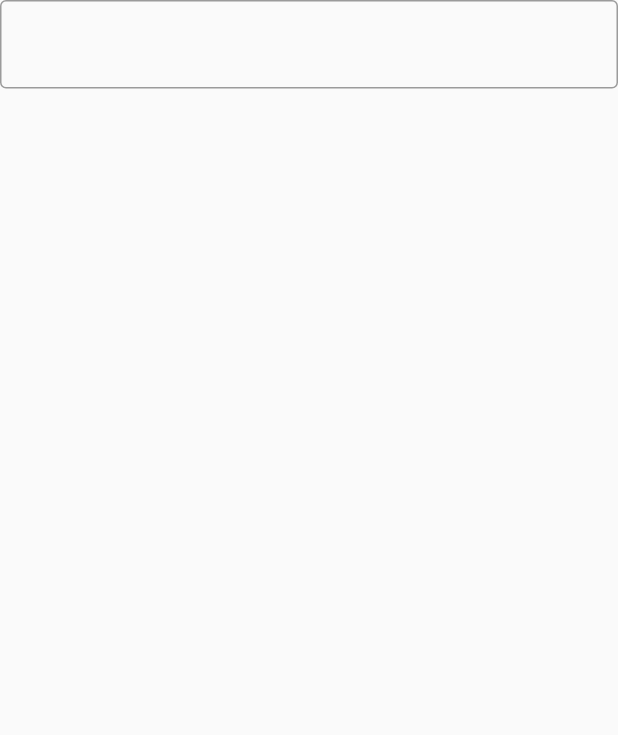
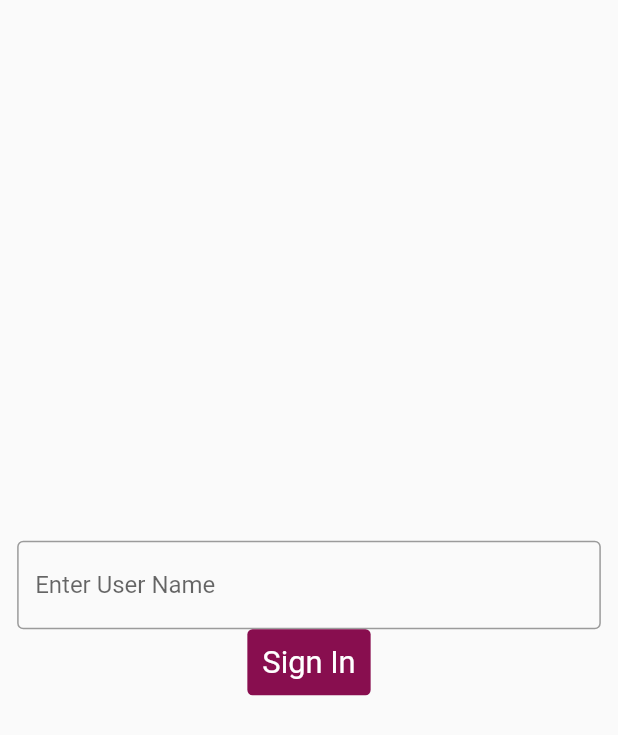
Before and after one commit to f1forhelp/delete_common_architecture, a Flutter app: the screen it shows after launch, on a phone screen of 412 x 824 dp. Shown: the top 735 px of the screen. Run offline on Flutter 3.47's test engine with Material 2 defaults, Android fonts, the phone set to English and light mode, and no system bars; our stand-ins replace flutter_screenutil.

Commit message:
Some minor changes

```diff
--- /dev/null
+++ b/lib/ utils/helper/ui_helper.dart
@@ -0,0 +1,10 @@
+import 'package:flutter/material.dart';
+import 'package:flutter_screenutil/flutter_screenutil.dart';
+
+class UiHelper {
+  UiHelper._();
+  static Widget horizontalPadding({Widget? child}) => Padding(
+        padding: EdgeInsets.symmetric(horizontal: 10.w),
+        child: child,
+      );
+}
--- a/lib/ utils/routes/app_routes.dart
+++ b/lib/ utils/routes/app_routes.dart
@@ -1,5 +1,6 @@
 import 'package:basic_structure/%20utils/routes/error_route.dart';
 import 'package:basic_structure/presentation/pages/auth/signin_screen.dart';
+import 'package:basic_structure/presentation/pages/dashboard/base_dashboard_screen.dart';
 import 'package:flutter/material.dart';
 
 class AppRoutes {
@@ -11,6 +12,12 @@ class AppRoutes {
     final args = routeSettings?.arguments;
 
     switch (routeSettings?.name) {
+      case BaseDashboardScreen.id:
+        {
+          return MaterialPageRoute(
+            builder: (context) => const BaseDashboardScreen(),
+          );
+        }
       case SignInScreen.id:
         {
           return MaterialPageRoute(
--- a/lib/presentation/pages/auth/signin_screen.dart
+++ b/lib/presentation/pages/auth/signin_screen.dart
@@ -1,3 +1,6 @@
+import 'package:basic_structure/%20utils/helper/ui_helper.dart';
+import 'package:basic_structure/presentation/pages/dashboard/base_dashboard_screen.dart';
+import 'package:basic_structure/presentation/widgets/buttons/custom_text_button.dart';
 import 'package:basic_structure/presentation/widgets/textfields/custom_text_form_field.dart';
 import 'package:flutter/material.dart';
 
@@ -14,10 +17,23 @@ class _SignInScreenState extends State<SignInScreen> {
   @override
   Widget build(BuildContext context) {
     return Scaffold(
-      body: Column(
-        children: const [
-          CustomTextFormField(),
-        ],
+      body: UiHelper.horizontalPadding(
+        child: Column(
+          mainAxisAlignment: MainAxisAlignment.center,
+          children: [
+            const CustomTextFormField(
+              hintText: "Enter User Name",
+            ),
+            CustomTextButton(
+              ontap: () {
+                Navigator.pushNamed(context, BaseDashboardScreen.id);
+              },
+              bgColor: Colors.pink.shade900,
+              label: "Sign In",
+              labelColor: Colors.white,
+            ),
+          ],
+        ),
       ),
     );
   }
--- a/lib/presentation/pages/dashboard/base_dashboard_screen.dart
+++ b/lib/presentation/pages/dashboard/base_dashboard_screen.dart
@@ -0,0 +1,20 @@
+import 'package:flutter/material.dart';
+
+class BaseDashboardScreen extends StatefulWidget {
+  static const String id = "BaseDashboardScreen";
+  const BaseDashboardScreen({Key? key}) : super(key: key);
+
+  @override
+  State<BaseDashboardScreen> createState() => _BaseDashboardScreenState();
+}
+
+class _BaseDashboardScreenState extends State<BaseDashboardScreen> {
+  @override
+  Widget build(BuildContext context) {
+    return Scaffold(
+      body: Column(
+        children: [Text("Base Dashboard")],
+      ),
+    );
+  }
+}
--- /dev/null
+++ b/lib/presentation/widgets/buttons/custom_text_button.dart
@@ -0,0 +1,34 @@
+import 'package:flutter/material.dart';
+import 'package:flutter_screenutil/flutter_screenutil.dart';
+
+class CustomTextButton extends StatelessWidget {
+  final String? label;
+  final Color? bgColor;
+  final Color? labelColor;
+  final Function? ontap;
+  const CustomTextButton(
+      {Key? key, this.label, this.bgColor, this.labelColor, this.ontap})
+      : super(key: key);
+
+  @override
+  Widget build(BuildContext context) {
+    return GestureDetector(
+      onTap: () {
+        if (ontap != null) {
+          ontap!();
+        }
+      },
+      child: Container(
+        padding: const EdgeInsets.all(10),
+        decoration: BoxDecoration(
+          color: bgColor,
+          borderRadius: BorderRadius.circular(3.r),
+        ),
+        child: Text(
+          label ?? "",
+          style: TextStyle(color: labelColor, fontSize: 18.sp),
+        ),
+      ),
+    );
+  }
+}
```
